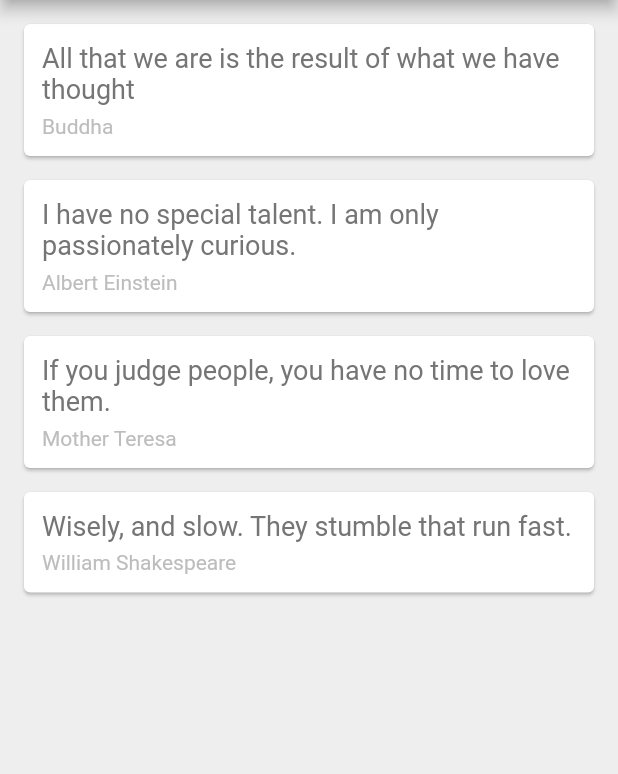
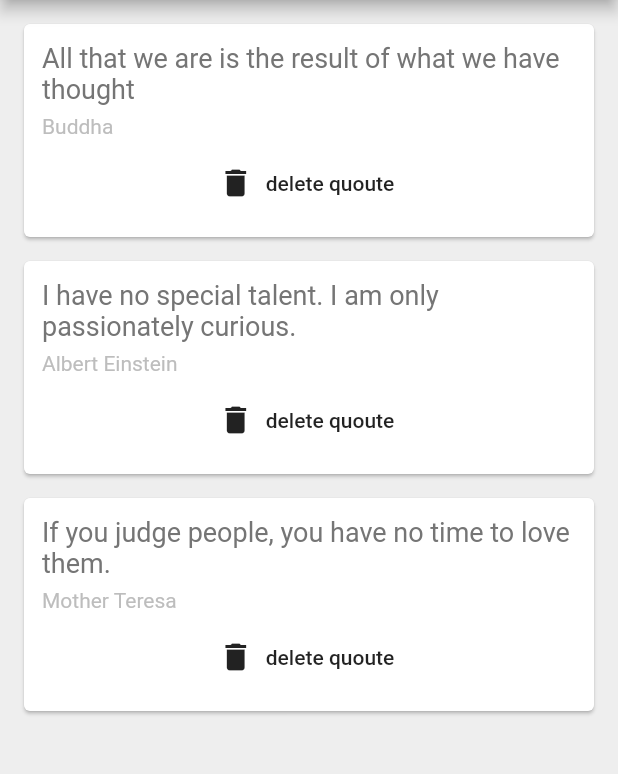
Before and after one commit to amit-uc/learn_flutter, a Flutter app: the screen it shows after launch, on a phone screen of 412 x 824 dp, the part 84-858 px from its top. Run offline on Flutter 3.47's test engine with Material 2 defaults, Android fonts, the phone set to English and light mode, and no system bars.

Commit message:
Quotes done.

```diff
--- a/quotes/lib/main.dart
+++ b/quotes/lib/main.dart
@@ -1,5 +1,6 @@
 import 'package:flutter/material.dart';
 import 'quote.dart';
+import 'qoute_card.dart';
 
 void main() => runApp(MaterialApp(
   home: QuotesList(),
@@ -15,37 +16,9 @@ class _QuotesListState extends State<QuotesList> {
     Quote(text: 'All that we are is the result of what we have thought', author: 'Buddha'),
     Quote(text: 'I have no special talent. I am only passionately curious.', author: 'Albert Einstein'),
     Quote(text: 'If you judge people, you have no time to love them.', author: 'Mother Teresa'),
-    Quote(text: 'Wisely, and slow. They stumble that run fast.', author: 'William Shakespeare')
+//    Quote(text: 'Wisely, and slow. They stumble that run fast.', author: 'William Shakespeare')
   ];
 
-  Widget quoteTemplate(Quote quote) {
-    return Card(
-      margin: EdgeInsets.fromLTRB(16.0, 16.0, 16.0, 0.0),
-      child: Padding(
-        padding: const EdgeInsets.all(12.0),
-        child: Column(
-          crossAxisAlignment: CrossAxisAlignment.stretch,
-          children: <Widget>[
-            Text(
-              quote.text,
-              style: TextStyle(
-                fontSize: 18.0,
-                color: Colors.grey[600],
-              ),
-            ),
-            SizedBox(height: 6.0,),
-            Text(
-              quote.author,
-              style: TextStyle(
-                fontSize: 14.0,
-                color: Colors.grey[400]
-              ),
-            )
-          ],
-        ),
-      ),
-    );
-  }
 
   @override
   Widget build(BuildContext context) {
@@ -57,7 +30,14 @@ class _QuotesListState extends State<QuotesList> {
         backgroundColor: Colors.redAccent,
       ),
       body: Column(
-        children: quotes.map((quote) => quoteTemplate(quote)).toList(),
+        children: quotes.map((quote) => QouteCard(
+          qoute: quote,
+          delete: () {
+            setState(() {
+              quotes.remove(quote);
+            });
+          }
+        )).toList(),
       ),
     );
   }
--- /dev/null
+++ b/quotes/lib/qoute_card.dart
@@ -0,0 +1,46 @@
+import 'package:flutter/material.dart';
+import 'quote.dart';
+
+class QouteCard extends StatelessWidget {
+  final Quote qoute;
+  final Function delete;
+  QouteCard({ this.qoute, this.delete });
+
+  @override
+  Widget build(BuildContext context) {
+    return Card(
+      margin: EdgeInsets.fromLTRB(16.0, 16.0, 16.0, 0.0),
+      child: Padding(
+        padding: const EdgeInsets.all(12.0),
+        child: Column(
+          crossAxisAlignment: CrossAxisAlignment.stretch,
+          children: <Widget>[
+            Text(
+              qoute.text,
+              style: TextStyle(
+                fontSize: 18.0,
+                color: Colors.grey[600],
+              ),
+            ),
+            SizedBox(height: 6.0,),
+            Text(
+              qoute.author,
+              style: TextStyle(
+                  fontSize: 14.0,
+                  color: Colors.grey[400]
+              ),
+            ),
+            SizedBox(height: 6.0,),
+            FlatButton.icon(
+              onPressed: () {
+                delete();
+              },
+              icon: Icon(Icons.delete),
+              label: Text('delete quoute'),
+            )
+          ],
+        ),
+      ),
+    );
+  }
+}
```
